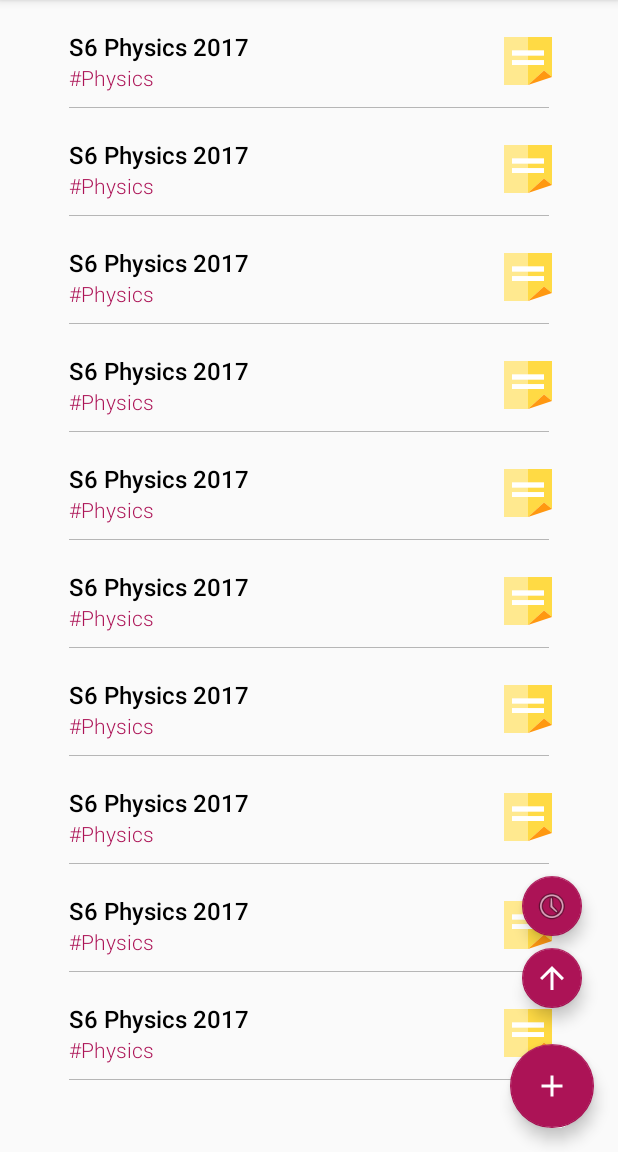
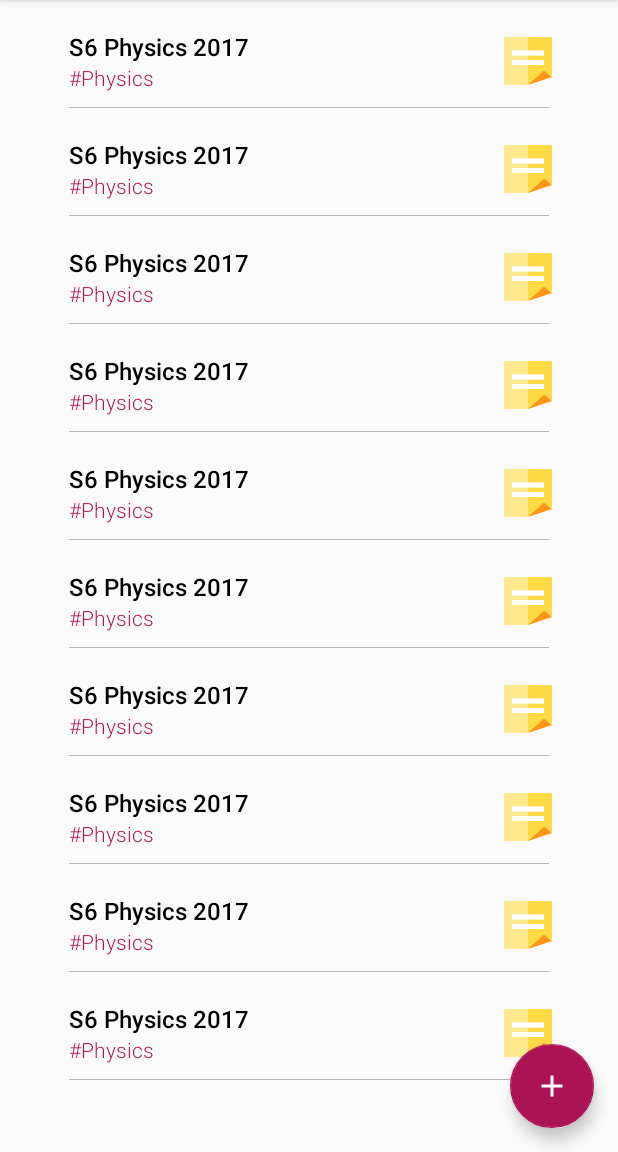
Before and after one commit to igorofainc/paperbank-android, an Android app: the PaperBankMainActivity screen opened directly, with no data from a screen before it, on a phone screen of 412 x 824 dp, the part 84-1236 px from its top. Run offline under Robolectric (Android 15) with nearby library versions, the phone set to English and light mode, and no system bars; our stand-ins replace RxJava.

Commit message:
animate hide/show upload and recent files FABs

```diff
--- a/app/src/main/java/com/igorofa/paperbank/paperbank/activities/AbstractToolbarActivity.java
+++ b/app/src/main/java/com/igorofa/paperbank/paperbank/activities/AbstractToolbarActivity.java
@@ -12,11 +12,17 @@ import com.igorofa.paperbank.paperbank.PaperAdapter;
 import com.igorofa.paperbank.paperbank.R;
 
 /**
+ * This is abstract activity class that sets up the toolbar and recyclerview for their child classes
  * Created by laz on 9/03/17.
  */
 
 public abstract class AbstractToolbarActivity extends AppCompatActivity {
 
+    /**
+     * Child activities that extend this abstract class have to implement this method
+     * and return the layout file which has a toolbar (R.id.toolbar) and recyclerview (R.id.paper_bank_main_recycler_view)
+     * @return int
+     */
     @LayoutRes
     public abstract int getLayout();
 
--- a/app/src/main/java/com/igorofa/paperbank/paperbank/activities/PaperBankMainActivity.java
+++ b/app/src/main/java/com/igorofa/paperbank/paperbank/activities/PaperBankMainActivity.java
@@ -2,6 +2,7 @@ package com.igorofa.paperbank.paperbank.activities;
 
 import android.graphics.Typeface;
 import android.os.Bundle;
+import android.support.design.widget.FloatingActionButton;
 import android.view.Menu;
 import android.view.MenuItem;
 import android.view.View;
@@ -20,6 +21,8 @@ public class PaperBankMainActivity extends AbstractToolbarActivity {
     PublishSubject<View> fabClicksPublish;
     CompositeDisposable mCompositeDisposable;
     ToggleFloatingActionButton mainFloatingActionButton;
+
+    FloatingActionButton uploadFileFloatingActionButton, recentFilesFloatingActionButton;
 
     @Override
     public int getLayout() {
@@ -41,6 +44,9 @@ public class PaperBankMainActivity extends AbstractToolbarActivity {
         mCompositeDisposable = new CompositeDisposable();
 
         mainFloatingActionButton = (ToggleFloatingActionButton) findViewById(R.id.floating_button);
+
+        uploadFileFloatingActionButton = (FloatingActionButton) findViewById(R.id.upload_file_floating_button);
+        recentFilesFloatingActionButton = (FloatingActionButton) findViewById(R.id.recent_files_floating_button);
     }
 
     @Override
@@ -55,6 +61,11 @@ public class PaperBankMainActivity extends AbstractToolbarActivity {
                     .subscribe(aBoolean -> {
                         if (aBoolean){
                             Toast.makeText(this, "The Fab is Open", Toast.LENGTH_SHORT).show();
+                            uploadFileFloatingActionButton.setVisibility(View.VISIBLE);
+                            recentFilesFloatingActionButton.setVisibility(View.VISIBLE);
+                        }else {
+                            uploadFileFloatingActionButton.setVisibility(View.GONE);
+                            recentFilesFloatingActionButton.setVisibility(View.GONE);
                         }
                     }));
         }
--- a/app/src/main/res/layout/activity_main_paper_bank.xml
+++ b/app/src/main/res/layout/activity_main_paper_bank.xml
@@ -27,6 +27,7 @@
         app:srcCompat="@drawable/ic_add_white"/>
 
     <android.support.design.widget.FloatingActionButton
+        android:id="@+id/upload_file_floating_button"
         android:layout_width="wrap_content"
         android:layout_height="wrap_content"
         android:layout_gravity="end|bottom"
@@ -41,6 +42,7 @@
         app:srcCompat="@drawable/ic_arrow_upward_white_24"/>
 
     <android.support.design.widget.FloatingActionButton
+        android:id="@+id/recent_files_floating_button"
         android:layout_width="wrap_content"
         android:layout_height="wrap_content"
         android:layout_gravity="end|bottom"
```
